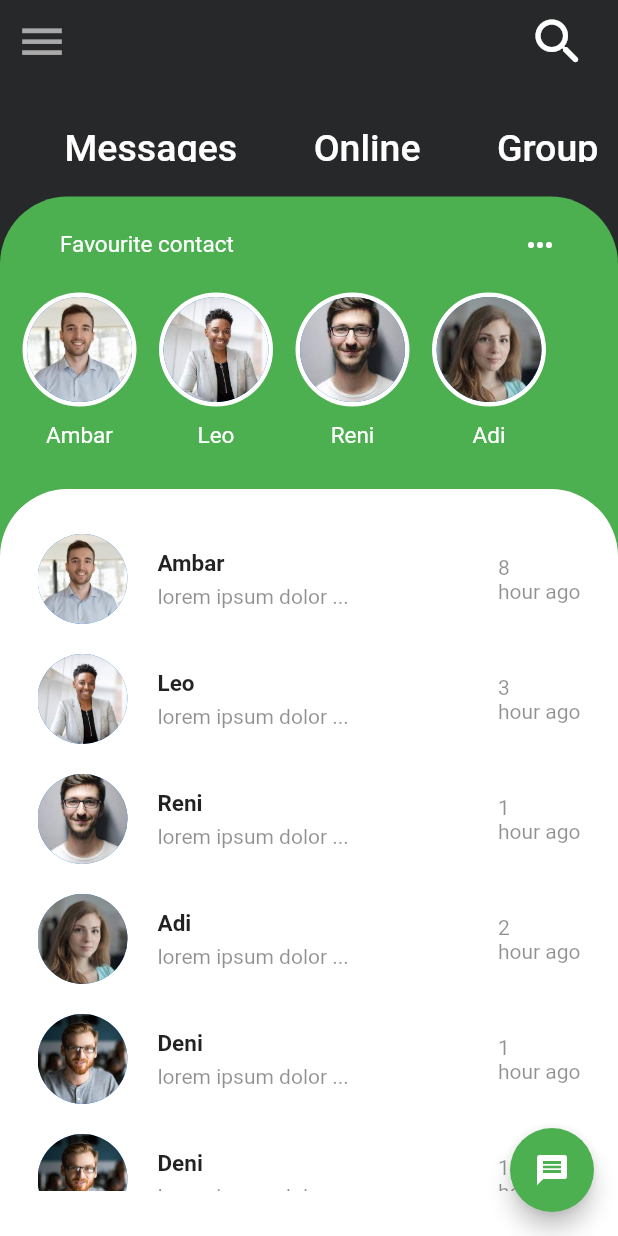
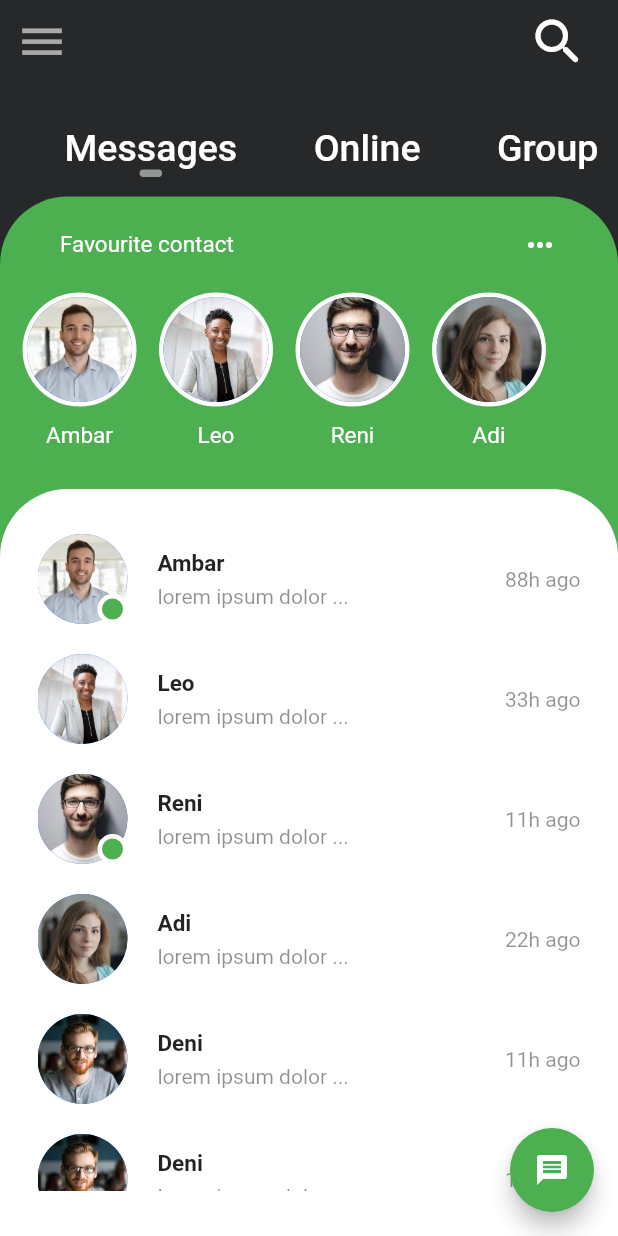
Before and after one commit to nanangpratama99/chat-app, a Flutter app: the screen it shows after launch, on a phone screen of 412 x 824 dp. Run offline on Flutter 3.47's test engine with Material 2 defaults, Android fonts, the phone set to English and light mode, and no system bars.

Commit message:
update fiture

```diff
--- a/chat_app/lib/main.dart
+++ b/chat_app/lib/main.dart
@@ -1,4 +1,3 @@
-import 'package:chat_app/theme/app_theme.dart';
 import 'package:flutter/material.dart';
 
 import 'screens/home/home_screen.dart';
--- /dev/null
+++ b/chat_app/lib/models/messages_model.dart
@@ -0,0 +1,104 @@
+class MessageModel {
+  String message;
+  bool isSender;
+
+  bool isAudio;
+  bool isVidio;
+  bool isText;
+
+  MessageModel({
+    required this.message,
+    required this.isSender,
+    required this.isAudio,
+    required this.isVidio,
+    required this.isText,
+  });
+}
+
+List<MessageModel> messageData = [
+  MessageModel(
+    message: "lorem ipsum dolor set",
+    isSender: true,
+    isAudio: false,
+    isVidio: false,
+    isText: true,
+  ),
+  MessageModel(
+    message:
+        "lorem ipsum dolor set lorem ipsum doloret lorem ipsum dolor set lorem ipsum dolor set ",
+    isSender: false,
+    isAudio: false,
+    isVidio: false,
+    isText: true,
+  ),
+  MessageModel(
+    message: "lorem ipsum dolor set",
+    isSender: true,
+    isAudio: false,
+    isVidio: true,
+    isText: false,
+  ),
+  MessageModel(
+    message: "lorem ipsum dolor set",
+    isSender: false,
+    isAudio: false,
+    isVidio: false,
+    isText: true,
+  ),
+  MessageModel(
+    message: "lorem ipsum dolor set",
+    isSender: true,
+    isAudio: true,
+    isVidio: false,
+    isText: false,
+  ),
+  MessageModel(
+    message: "lorem ipsum dolor set",
+    isSender: false,
+    isAudio: false,
+    isVidio: false,
+    isText: true,
+  ),
+  MessageModel(
+    message: "lorem ipsum dolor set",
+    isSender: true,
+    isAudio: false,
+    isVidio: false,
+    isText: true,
+  ),
+  MessageModel(
+    message: "lorem ipsum dolor set",
+    isSender: false,
+    isAudio: false,
+    isVidio: false,
+    isText: true,
+  ),
+  MessageModel(
+    message: "lorem ipsum dolor set",
+    isSender: true,
+    isAudio: false,
+    isVidio: false,
+    isText: true,
+  ),
+  MessageModel(
+    message: "lorem ipsum dolor set",
+    isSender: false,
+    isAudio: false,
+    isVidio: false,
+    isText: true,
+  ),
+  MessageModel(
+    message: "lorem ipsum dolor set",
+    isSender: true,
+    isAudio: false,
+    isVidio: false,
+    isText: true,
+  ),
+  MessageModel(
+    message: "lorem ipsum dolor set",
+    isSender: false,
+    isAudio: false,
+    isVidio: false,
+    isText: true,
+  ),
+];
--- a/chat_app/lib/models/user_profile_model.dart
+++ b/chat_app/lib/models/user_profile_model.dart
@@ -5,13 +5,17 @@ class UserProfileModel {
   String lastSent;
   bool isFavouriteContact = false;
 
-  UserProfileModel({
-    required this.name,
-    required this.image,
-    required this.message,
-    required this.lastSent,
-    required this.isFavouriteContact,
-  });
+  bool isActive = false;
+  bool isSender = true;
+
+  UserProfileModel(
+      {required this.name,
+      required this.image,
+      required this.message,
+      required this.lastSent,
+      required this.isFavouriteContact,
+      required this.isActive,
+      required this.isSender});
 }
 
 List<UserProfileModel> userProfileData = [
@@ -21,6 +25,8 @@ List<UserProfileModel> userProfileData = [
     message: 'lorem ipsum dolor ...',
     lastSent: '8',
     isFavouriteContact: true,
+    isActive: true,
+    isSender: true,
   ),
   UserProfileModel(
     name: 'Leo',
@@ -28,6 +34,8 @@ List<UserProfileModel> userProfileData = [
     message: 'lorem ipsum dolor ...',
     lastSent: '3',
     isFavouriteContact: true,
+    isActive: false,
+    isSender: true,
   ),
   UserProfileModel(
     name: 'Reni',
@@ -35,6 +43,8 @@ List<UserProfileModel> userProfileData = [
     message: 'lorem ipsum dolor ...',
     lastSent: '1',
     isFavouriteContact: true,
+    isActive: true,
+    isSender: true,
   ),
   UserProfileModel(
     name: 'Adi',
@@ -42,6 +52,8 @@ List<UserProfileModel> userProfileData = [
     message: 'lorem ipsum dolor ...',
     lastSent: '2',
     isFavouriteContact: true,
+    isActive: false,
+    isSender: true,
   ),
   UserProfileModel(
     name: 'Deni',
@@ -49,6 +61,8 @@ List<UserProfileModel> userProfileData = [
     message: 'lorem ipsum dolor ...',
     lastSent: '1',
     isFavouriteContact: false,
+    isActive: false,
+    isSender: true,
   ),
   UserProfileModel(
     name: 'Deni',
@@ -56,6 +70,8 @@ List<UserProfileModel> userProfileData = [
     message: 'lorem ipsum dolor ...',
     lastSent: '1',
     isFavouriteContact: false,
+    isActive: false,
+    isSender: true,
   ),
   UserProfileModel(
     name: 'Deni',
@@ -63,6 +79,8 @@ List<UserProfileModel> userProfileData = [
     message: 'lorem ipsum dolor ...',
     lastSent: '1',
     isFavouriteContact: false,
+    isActive: false,
+    isSender: true,
   ),
   UserProfileModel(
     name: 'Deni',
@@ -70,6 +88,8 @@ List<UserProfileModel> userProfileData = [
     message: 'lorem ipsum dolor ...',
     lastSent: '1',
     isFavouriteContact: false,
+    isActive: false,
+    isSender: true,
   ),
   UserProfileModel(
     name: 'Deni',
@@ -77,6 +97,8 @@ List<UserProfileModel> userProfileData = [
     message: 'lorem ipsum dolor ...',
     lastSent: '1',
     isFavouriteContact: false,
+    isActive: false,
+    isSender: true,
   ),
   UserProfileModel(
     name: 'Deni',
@@ -84,5 +106,7 @@ List<UserProfileModel> userProfileData = [
     message: 'lorem ipsum dolor ...',
     lastSent: '1',
     isFavouriteContact: false,
+    isActive: false,
+    isSender: true,
   ),
 ];
--- a/chat_app/lib/screens/home/widgets/body.dart
+++ b/chat_app/lib/screens/home/widgets/body.dart
@@ -21,7 +21,7 @@ class _BodyState extends State<Body> {
           children: [
             const SizedBox(height: 20),
             SizedBox(
-              height: 40,
+              height: 50,
               width: MediaQuery.of(context).size.width,
               child: ListView.builder(
                 scrollDirection: Axis.horizontal,
@@ -35,10 +35,23 @@ class _BodyState extends State<Body> {
                           currentIndex = index;
                         });
                       },
-                      child: Text(
+                      child: Column(
+                        children: [
+                          Text(
                             menuDataTitle[index].menu_title,
-                        style:
-                            const TextStyle(color: Colors.white, fontSize: 25),
+                            style: const TextStyle(
+                                color: Colors.white, fontSize: 25),
+                          ),
+                          if (currentIndex == index)
+                            Container(
+                              height: 5,
+                              width: 15,
+                              decoration: BoxDecoration(
+                                borderRadius: BorderRadius.circular(5),
+                                color: Colors.white.withOpacity(0.5),
+                              ),
+                            )
+                        ],
                       ),
                     ),
                   );
@@ -48,6 +61,7 @@ class _BodyState extends State<Body> {
             const SizedBox(height: 30),
           ],
         ),
+        if (currentIndex == 0)
           Positioned(
             top: 75,
             child: Container(
@@ -100,7 +114,7 @@ class _BodyState extends State<Body> {
             ),
           ),
         Positioned(
-          top: 270,
+          top: currentIndex == 0 ? 270 : 75,
           bottom: 0,
           child: Container(
             padding: const EdgeInsets.symmetric(horizontal: 25, vertical: 30),
@@ -115,11 +129,14 @@ class _BodyState extends State<Body> {
             child: ListView.builder(
               itemCount: userProfileData.length,
               itemBuilder: (context, index) {
+                if (currentIndex == 0 || userProfileData[index].isActive) {
                   return BuildListProfile(userProfileData, index);
+                }
+                return Container();
               },
             ),
           ),
-        )
+        ),
       ],
     );
   }
--- a/chat_app/lib/screens/home/widgets/list_profile.dart
+++ b/chat_app/lib/screens/home/widgets/list_profile.dart
@@ -1,26 +1,51 @@
+import 'package:chat_app/screens/messages/message_screen.dart';
 import 'package:flutter/material.dart';
 
 import '../../../models/user_profile_model.dart';
 
 class BuildListProfile extends StatelessWidget {
- final List<UserProfileModel> userProfileData;
+  final List<UserProfileModel> userProfileData;
   final int index;
 
-  const BuildListProfile(this.userProfileData, this.index, {Key? key}) : super(key: key);
+  const BuildListProfile(this.userProfileData, this.index, {Key? key})
+      : super(key: key);
   @override
   Widget build(BuildContext context) {
-
-
     final userProfile = userProfileData[index];
     return Padding(
       padding: const EdgeInsets.only(bottom: 20.0),
       child: InkWell(
-        onTap: () {},
+        onTap: () => Navigator.push(
+          context,
+          MaterialPageRoute(
+            builder: (context) => MessageScreen(
+              index: index,
+              userProfileData: const [],
+            ),
+          ),
+        ),
         child: Row(
           children: [
-            CircleAvatar(
-              radius: 30,
-              backgroundImage: AssetImage(userProfile.image),
+            Stack(
+              children: [
+                CircleAvatar(
+                  radius: 30,
+                  backgroundImage: AssetImage(userProfile.image),
+                ),
+                if (userProfileData[index].isActive == true)
+                  Positioned(
+                    right: 0,
+                    bottom: 0,
+                    child: Container(
+                      height: 20,
+                      width: 20,
+                      decoration: BoxDecoration(
+                          border: Border.all(color: Colors.white, width: 3),
+                          color: Colors.green,
+                          shape: BoxShape.circle),
+                    ),
+                  )
+              ],
             ),
             const SizedBox(width: 20),
             Column(
@@ -43,11 +68,11 @@ class BuildListProfile extends StatelessWidget {
             const Spacer(),
             Opacity(
               opacity: 0.5,
-              child: Column(
+              child: Row(
                 crossAxisAlignment: CrossAxisAlignment.start,
                 children: [
                   Text(userProfile.lastSent),
-                  const Text("hour ago"),
+                  Text("${userProfile.lastSent}h ago"),
                 ],
               ),
             )
```
Also changed, not shown: chat_app/lib/screens/home/widgets/tabbar.dart (added, +31 -0 lines), chat_app/lib/screens/messages/message_screen.dart (added, +65 -0 lines), chat_app/lib/screens/messages/widget/body.dart (added, +197 -0 lines), chat_app/lib/screens/home/home_screen.dart (line endings or trailing spaces). Lines whose indentation alone changed are shown as unchanged.
